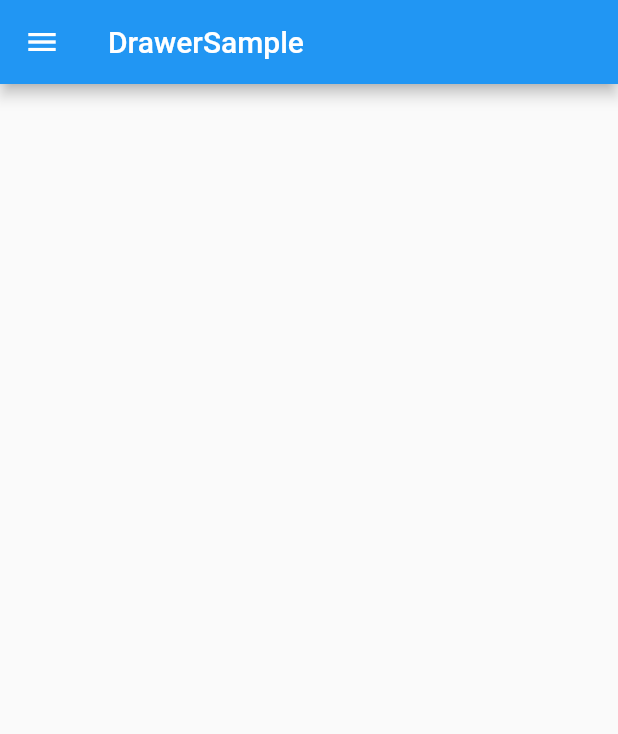
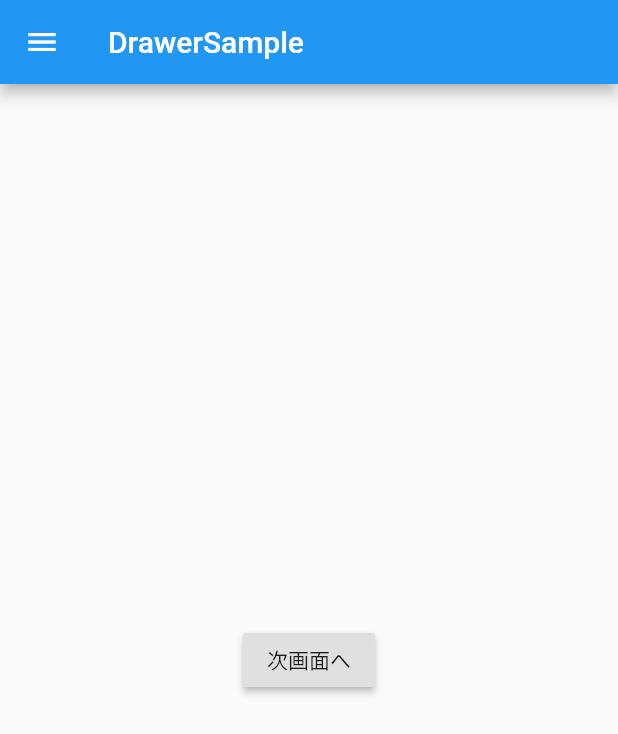
Before and after one commit to masa-futa/flutter_sample_layout, a Flutter app: the screen it shows after launch, on a phone screen of 412 x 824 dp. Shown: the top 734 px of the screen. Run offline on Flutter 3.47's test engine with Material 2 defaults, Android fonts, the phone set to English and light mode, and no system bars.

Commit message:
[Add] 画面遷移対応

```diff
--- a/sample_app/lib/main.dart
+++ b/sample_app/lib/main.dart
@@ -1,6 +1,7 @@
 import 'package:flutter/material.dart';
 import 'package:flutter/rendering.dart';
 import 'package:flutter/services.dart';
+import 'package:sample_app/sub_page.dart';
 
 void main() {
   // debugPaintSizeEnabled = true;
@@ -905,7 +906,11 @@ class DrawerSample extends StatelessWidget {
   Widget build(BuildContext context) {
     return MaterialApp(
         title: "",
-        home: DrawerSampleFul()
+        home: DrawerSampleFul(),
+      routes: <String, WidgetBuilder> {
+          "/home": (context) => DrawerSample(),
+        "/subPage": (context) => SubPage()
+      },
     );
   }
 }
@@ -942,6 +947,18 @@ class DrawerSampleState extends State<DrawerSampleFul> {
           ],
         ),
       ),
+      body: Container(
+        child: Center(
+          child: RaisedButton(
+            onPressed: () => Navigator.of(context).push(MaterialPageRoute(builder: (context) {
+              return SubPage();
+            })), child: Text("次画面へ"),
+            // onPressed: () => Navigator.of(context).pushNamed("/subPage"), child: Text("次のページへ"),
+            // 次画面遷移後にpop()で戻ろうとすると、戻れなくなる（一方こうとなる）
+            // onPressed: () => Navigator.of(context).pushReplacementNamed("/subPage"), child: Text("次のページへ"),
+          ),
+        ),
+      ),
     );
   }
 }
```
Also changed, not shown: sample_app/lib/sub_page.dart (added, +22 -0 lines).
